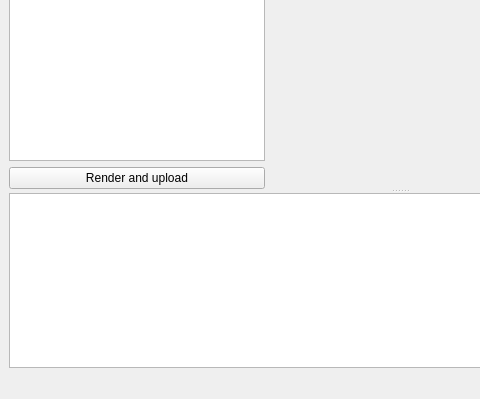
Above: ui/mainwindow.ui from 7x11x13/songs-to-youtube before the change; both pictures show x 0 to 480 and y 239 to 638 of the 800 by 638 pixel window. Below: the same form after it.
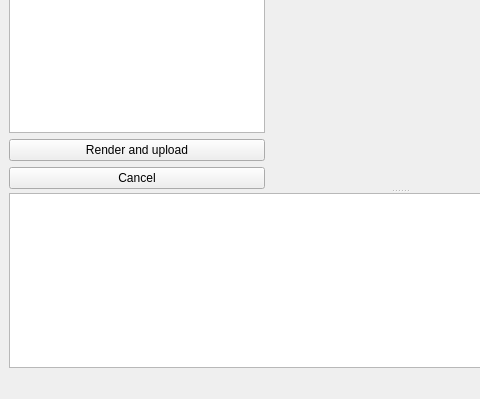
That is the form after the change. Custom widgets are drawn as their Qt base class.

Commit message: Add ability to cancel uploading/rendering

```diff
--- a/ui/mainwindow.ui
+++ b/ui/mainwindow.ui
@@ -57,6 +57,13 @@
            </property>
           </widget>
          </item>
+         <item>
+          <widget class="QPushButton" name="cancelButton">
+           <property name="text">
+            <string>Cancel</string>
+           </property>
+          </widget>
+         </item>
         </layout>
        </widget>
        <widget class="SongSettingsWidget" name="songSettingsWindow" native="true">
```
The commit also changes 4 other files.
